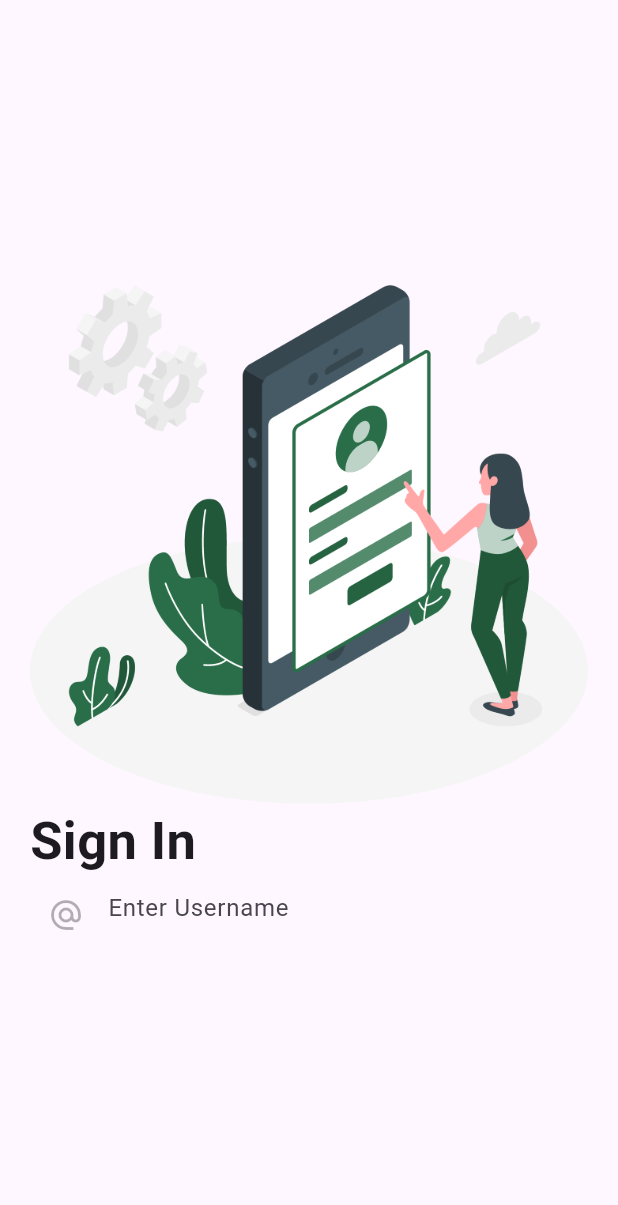
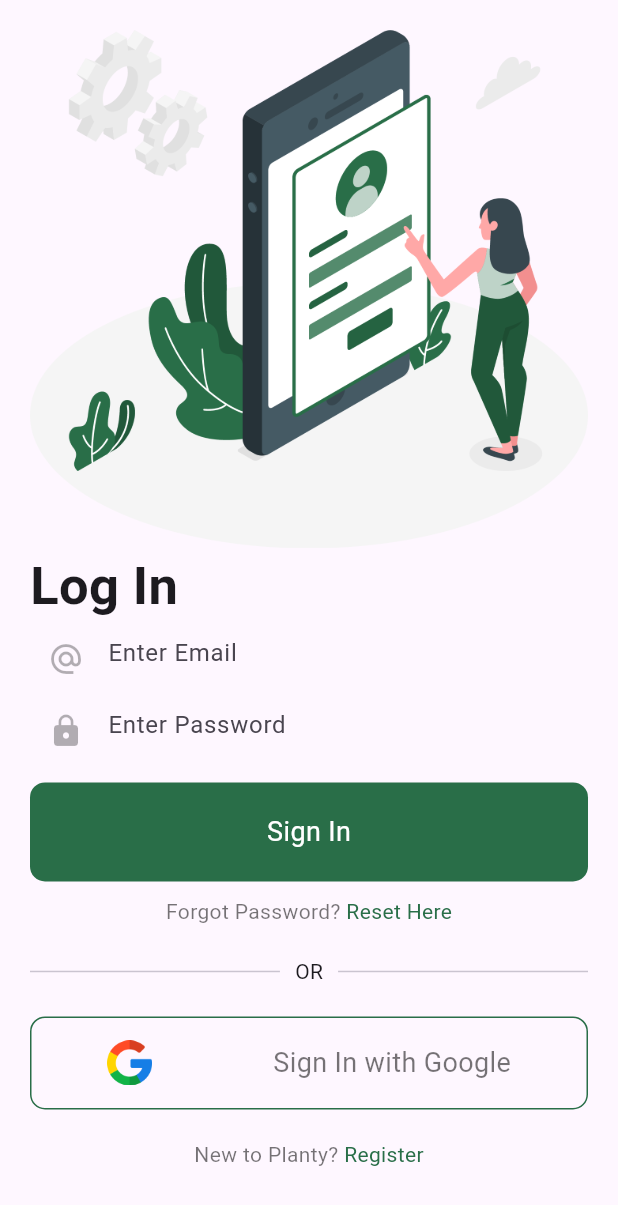
Before and after one commit to Muckesh/Crop-Disease-Detection-App, a Flutter app: the screen it shows after launch, after a tap on the "arrow forward ios" icon, after a tap on "Skip", on a phone screen of 412 x 824 dp. Shown: the top 1205 px of the screen. Run offline on Flutter 3.47's test engine with Material 2 defaults, Android fonts, the phone set to English and light mode, and no system bars; our stand-ins replace page_transition.

Commit message:
Login Signup Forgot Passwd UI

```diff
--- a/lib/main.dart
+++ b/lib/main.dart
@@ -1,4 +1,4 @@
-import 'package:crop_disease_detection/screens/OnBoardingScreen.dart';
+import 'package:crop_disease_detection/screens/onboarding_screen.dart';
 import 'package:flutter/material.dart';
 
 void main() {
@@ -16,9 +16,8 @@ class MyApp extends StatelessWidget {
       debugShowCheckedModeBanner: false,
       theme: ThemeData(
         useMaterial3: true,
-
       ),
-      home: OnBoardingScreen(),
+      home: const OnBoardingScreen(),
     );
   }
 }
--- a/lib/screens/LoginScreen.dart
+++ /dev/null
@@ -1,39 +0,0 @@
-import 'package:crop_disease_detection/constants/constants.dart';
-import 'package:crop_disease_detection/screens/widgets/CustomTextField.dart';
-import 'package:flutter/material.dart';
-
-class LoginScreen extends StatelessWidget {
-  const LoginScreen({super.key});
-
-  @override
-  Widget build(BuildContext context) {
-    Size size = MediaQuery.of(context).size;
-    return Scaffold(
-      body: Padding(
-        padding: const EdgeInsets.symmetric(
-          vertical: 20,
-          horizontal: 20,
-        ),
-        child: Column(
-          mainAxisAlignment: MainAxisAlignment.center,
-          crossAxisAlignment: CrossAxisAlignment.start,
-          children: [
-            Image.asset('assets/images/signin.png'),
-            const Text(
-              'Sign In',
-              style: TextStyle(
-                fontSize: 35,
-                fontWeight: FontWeight.w700,
-              ),
-            ),
-            CustomTextField(
-              icon: Icons.alternate_email,
-              obscureText: false,
-              hintText: 'Enter Username',
-            ),
-          ],
-        ),
-      ),
-    );
-  }
-}
--- /dev/null
+++ b/lib/screens/login_screen.dart
@@ -0,0 +1,203 @@
+import 'package:crop_disease_detection/constants/constants.dart';
+import 'package:crop_disease_detection/screens/forgot_password_screen.dart';
+import 'package:crop_disease_detection/screens/home_screen.dart';
+import 'package:crop_disease_detection/screens/signup_screen.dart';
+import 'package:crop_disease_detection/screens/widgets/CustomTextField.dart';
+import 'package:flutter/material.dart';
+import 'package:page_transition/page_transition.dart';
+
+class LoginScreen extends StatelessWidget {
+  const LoginScreen({super.key});
+
+  @override
+  Widget build(BuildContext context) {
+    Size size = MediaQuery.of(context).size;
+    return Scaffold(
+      body: Padding(
+        padding: const EdgeInsets.symmetric(
+          vertical: 20,
+          horizontal: 20,
+        ),
+        child: SingleChildScrollView(
+          physics: const BouncingScrollPhysics(),
+          child: Column(
+            mainAxisAlignment: MainAxisAlignment.center,
+            crossAxisAlignment: CrossAxisAlignment.start,
+            children: [
+              Image.asset('assets/images/signin.png'),
+              const Text(
+                'Log In',
+                style: TextStyle(
+                  fontSize: 35,
+                  fontWeight: FontWeight.w700,
+                ),
+              ),
+              const CustomTextField(
+                icon: Icons.alternate_email,
+                obscureText: false,
+                hintText: 'Enter Email',
+              ),
+              const CustomTextField(
+                icon: Icons.lock,
+                obscureText: true,
+                hintText: 'Enter Password',
+              ),
+              const SizedBox(
+                height: 10,
+              ),
+              GestureDetector(
+                onTap: () {
+                  Navigator.pushReplacement(
+                    context,
+                    PageTransition(
+                      child: const HomeScreen(),
+                      type: PageTransitionType.bottomToTop,
+                    ),
+                  );
+                },
+                child: Container(
+                  width: size.width,
+                  decoration: BoxDecoration(
+                    color: Constants.primaryColor,
+                    borderRadius: BorderRadius.circular(10),
+                  ),
+                  padding: const EdgeInsets.symmetric(
+                    horizontal: 10,
+                    vertical: 20,
+                  ),
+                  child: const Center(
+                    child: Text(
+                      "Sign In",
+                      style: TextStyle(
+                        color: Colors.white,
+                        fontSize: 18.0,
+                      ),
+                    ),
+                  ),
+                ),
+              ),
+              const SizedBox(
+                height: 10,
+              ),
+              GestureDetector(
+                onTap: () {
+                  Navigator.pushReplacement(
+                    context,
+                    PageTransition(
+                        child: const ForgotPasswordScreen(),
+                        type: PageTransitionType.bottomToTop),
+                  );
+                },
+                child: Center(
+                  child: Text.rich(
+                    TextSpan(children: [
+                      TextSpan(
+                        text: 'Forgot Password? ',
+                        style: TextStyle(
+                          color: Constants.blackColor,
+                        ),
+                      ),
+                      TextSpan(
+                        text: 'Reset Here',
+                        style: TextStyle(
+                          color: Constants.primaryColor,
+                        ),
+                      ),
+                    ]),
+                  ),
+                ),
+              ),
+
+              //
+
+              const SizedBox(
+                height: 20,
+              ),
+              const Row(
+                children: [
+                  Expanded(
+                    child: Divider(),
+                  ),
+                  Padding(
+                    padding: EdgeInsets.symmetric(
+                      horizontal: 10,
+                    ),
+                    child: Text("OR"),
+                  ),
+                  Expanded(
+                    child: Divider(),
+                  ),
+                ],
+              ),
+
+              const SizedBox(
+                height: 20,
+              ),
+
+              Container(
+                width: size.width,
+                decoration: BoxDecoration(
+                  border: Border.all(color: Constants.primaryColor),
+                  borderRadius: BorderRadius.circular(10),
+                ),
+                padding:
+                    const EdgeInsets.symmetric(horizontal: 10, vertical: 15),
+                child: Row(
+                  mainAxisAlignment: MainAxisAlignment.spaceAround,
+                  children: [
+                    SizedBox(
+                      height: 30,
+                      child: Image.asset('assets/images/google.png'),
+                    ),
+                    Text(
+                      "Sign In with Google",
+                      style: TextStyle(
+                        color: Constants.blackColor,
+                        fontSize: 18.0,
+                      ),
+                    ),
+                  ],
+                ),
+              ),
+
+              //
+
+              const SizedBox(
+                height: 20,
+              ),
+
+              GestureDetector(
+                onTap: () {
+                  Navigator.pushReplacement(
+                    context,
+                    PageTransition(
+                        child: const SignupScreen(),
+                        type: PageTransitionType.bottomToTop),
+                  );
+                },
+                child: Center(
+                  child: Text.rich(
+                    TextSpan(children: [
+                      TextSpan(
+                        text: 'New to Planty? ',
+                        style: TextStyle(
+                          color: Constants.blackColor,
+                        ),
+                      ),
+                      TextSpan(
+                        text: 'Register',
+                        style: TextStyle(
+                          color: Constants.primaryColor,
+                        ),
+                      ),
+                    ]),
+                  ),
+                ),
+              ),
+            ],
+          ),
+        ),
+      ),
+    );
+  }
+}
--- a/lib/screens/OnBoardingScreen.dart
+++ b/lib/screens/onboarding_screen.dart
@@ -1,5 +1,5 @@
 import 'package:crop_disease_detection/constants/constants.dart';
-import 'package:crop_disease_detection/screens/LoginScreen.dart';
+import 'package:crop_disease_detection/screens/login_screen.dart';
 import 'package:flutter/material.dart';
 
 class OnBoardingScreen extends StatefulWidget {
```
Also changed, not shown: lib/screens/forgot_password_screen.dart (added, +110 -0 lines), lib/screens/home_screen.dart (added, +16 -0 lines), lib/screens/signup_screen.dart (added, +178 -0 lines), pubspec.yaml (+3 -4 lines), pubspec.lock.
